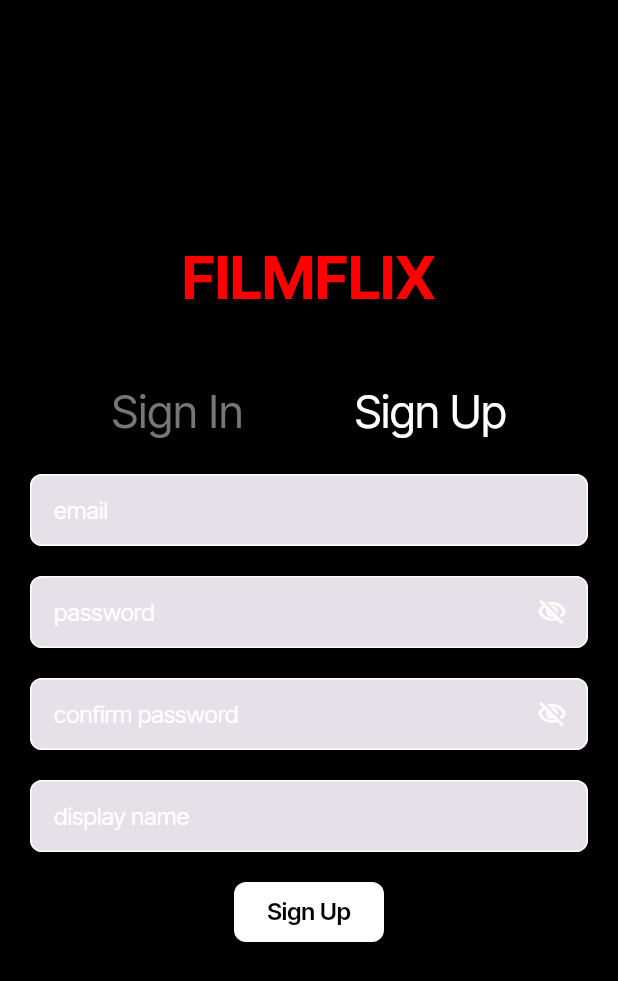
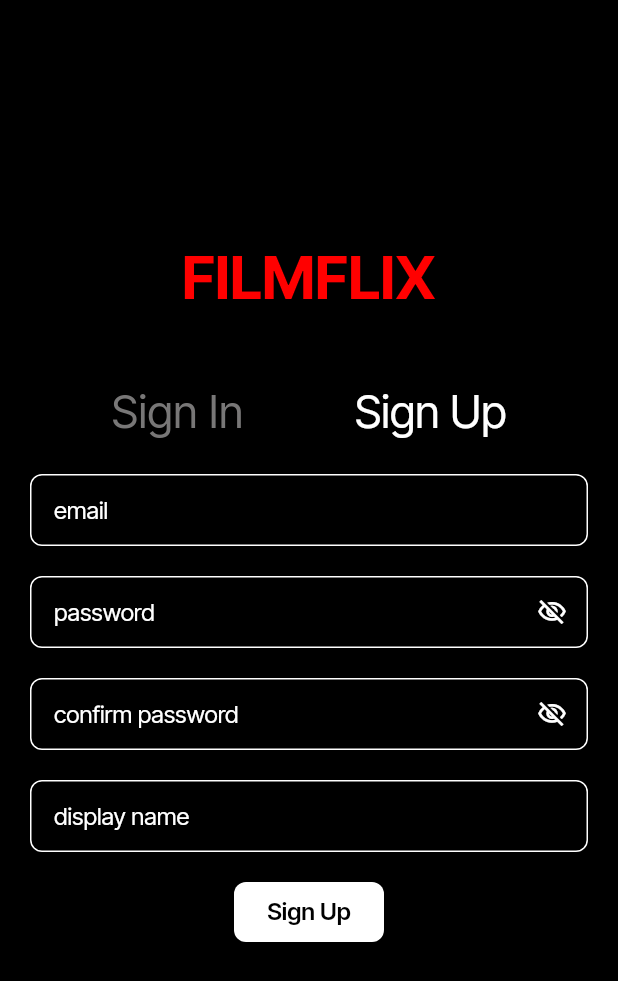
Before and after one commit to GianMen91/tinder_for_movies, a Flutter app: the screen it shows after launch, after a tap on "Sign Up", on a phone screen of 412 x 824 dp. Shown: the top 981 px of the screen. Run offline on Flutter 3.47's test engine with Material 3 defaults, Android fonts, the phone set to English and light mode, and no system bars; our stand-ins replace cloud_firestore, firebase_auth, firebase_core, flutter_card_swiper, google_fonts; accounts and stored records are empty.

Commit message:
fix color

```diff
--- a/lib/sign_in_widget.dart
+++ b/lib/sign_in_widget.dart
@@ -152,7 +152,9 @@ class _SignInWidgetState extends State<SignInWidget> {
                   child: TextFormField(
                     controller: emailTextController,
                     focusNode: textFieldFocusNode1,
+
                     decoration: InputDecoration(
+                      fillColor: Colors.transparent,
                       isDense: true,
                       hintText: 'email',
                       hintStyle: TextStyle(
@@ -209,6 +211,7 @@ class _SignInWidgetState extends State<SignInWidget> {
                     focusNode: textFieldFocusNode2,
                     obscureText: !passwordVisibility,
                     decoration: InputDecoration(
+                      fillColor: Colors.transparent,
                       isDense: true,
                       hintText: 'password',
                       hintStyle: TextStyle(
--- a/lib/sign_up_widget.dart
+++ b/lib/sign_up_widget.dart
@@ -258,6 +258,7 @@ class _SignUpWidgetState extends State<SignUpWidget> {
                     focusNode: _model.textFieldFocusNode1,
                     decoration: InputDecoration(
                       isDense: true,
+                      fillColor: Colors.transparent,
                       labelStyle: GoogleFonts.inter(
                         letterSpacing: 0.0,
                       ),
@@ -310,6 +311,7 @@ class _SignUpWidgetState extends State<SignUpWidget> {
                     obscureText: !_model.passwordVisibility1,
                     decoration: InputDecoration(
                       isDense: true,
+                      fillColor: Colors.transparent,
                       labelStyle: GoogleFonts.inter(
                         letterSpacing: 0.0,
                       ),
@@ -376,6 +378,7 @@ class _SignUpWidgetState extends State<SignUpWidget> {
                     obscureText: !_model.passwordVisibility2,
                     decoration: InputDecoration(
                       isDense: true,
+                      fillColor: Colors.transparent,
                       labelStyle: GoogleFonts.inter(
                         letterSpacing: 0.0,
                       ),
@@ -441,6 +444,7 @@ class _SignUpWidgetState extends State<SignUpWidget> {
                     focusNode: _model.textFieldFocusNode4,
                     decoration: InputDecoration(
                       isDense: true,
+                      fillColor: Colors.transparent,
                       labelStyle: GoogleFonts.inter(
                         letterSpacing: 0.0,
                       ),
```
